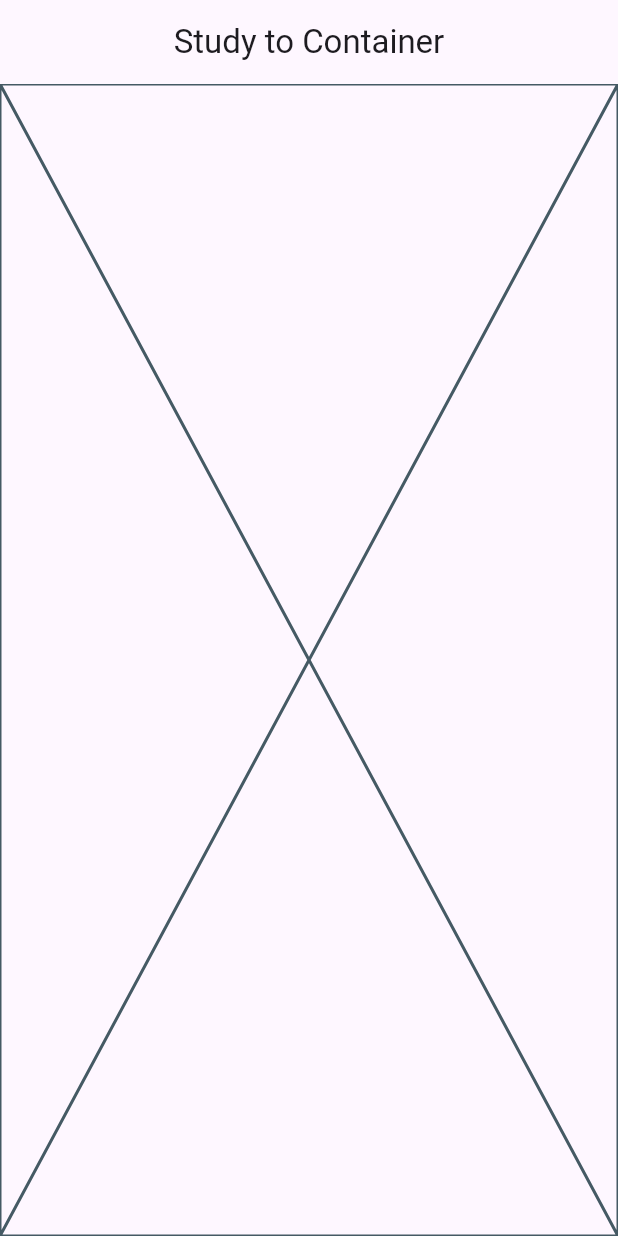
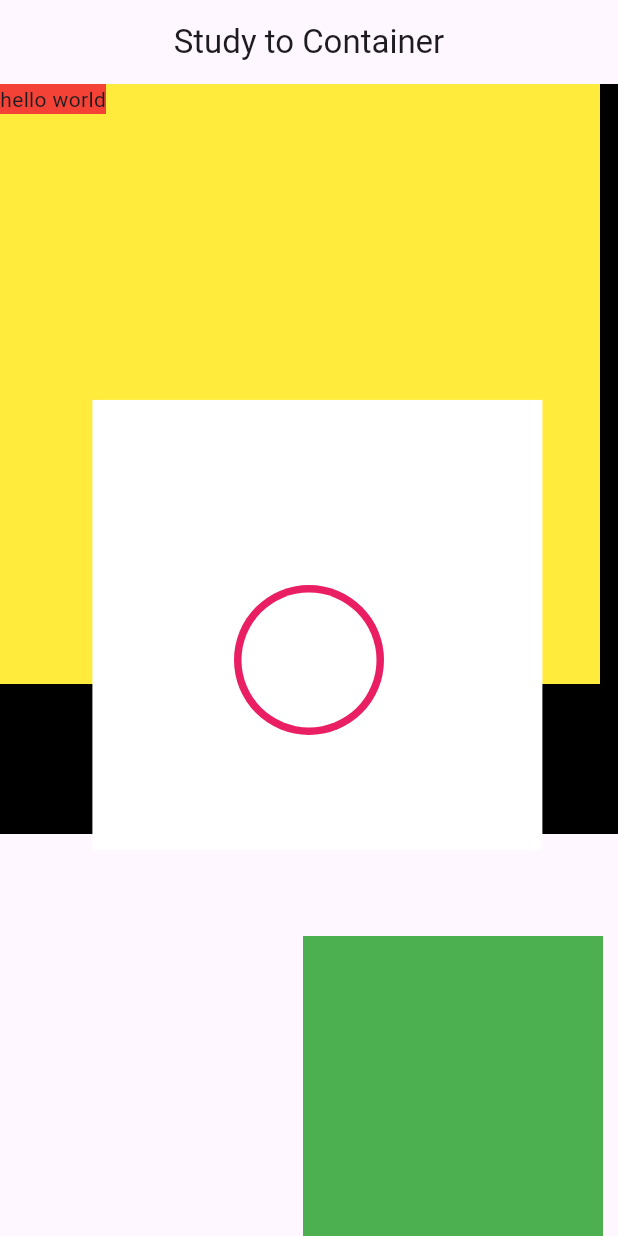
Before and after one commit to mincoln419/flutterEx2, a Flutter app: the screen it shows after launch, on a phone screen of 412 x 824 dp. Run offline on Flutter 3.47's test engine with Material 3 defaults, Android fonts, the phone set to English and light mode, and no system bars.

Commit message:
refs #5_stack widget

```diff
--- a/lib/main.dart
+++ b/lib/main.dart
@@ -17,6 +17,59 @@ class CustomContainer extends StatelessWidget {
 
   @override
   Widget build(BuildContext context) {
-    return const Placeholder();
+    return Stack(
+      children: [
+        Container(
+          height: 500,
+          width: 500,
+          color: Colors.black,
+        ),
+        Container(
+          height: 400,
+          width: 400,
+          color: Colors.yellow,
+        ),
+        Align(
+          alignment: Alignment(0.1, -0.1),
+          child: Container(
+            height: 300,
+            width: 300,
+            color: Colors.white,
+          ),
+        ),
+        Positioned(
+          bottom: 0,
+          right: 10,
+          child: Container(
+            height: 200,
+            width: 200,
+            color: Colors.green,
+          ),
+        ),
+        Align(
+          alignment: Alignment.center,
+          child: Container(
+            height: 100,
+            width: 100,
+            decoration: BoxDecoration(
+              color: Colors.pink,
+              borderRadius: BorderRadius.circular(150)
+            ),
+          ),
+        ),
+        Align(
+          alignment: Alignment.center,
+          child: Container(
+            height: 90,
+            width: 90,
+            decoration: BoxDecoration(
+                color: Colors.white,
+                borderRadius: BorderRadius.circular(140)
+            ),
+          ),
+        ),
+        Container(color: Colors.red, child: Text("hello world")),
+      ],
+    );
   }
 }
```
